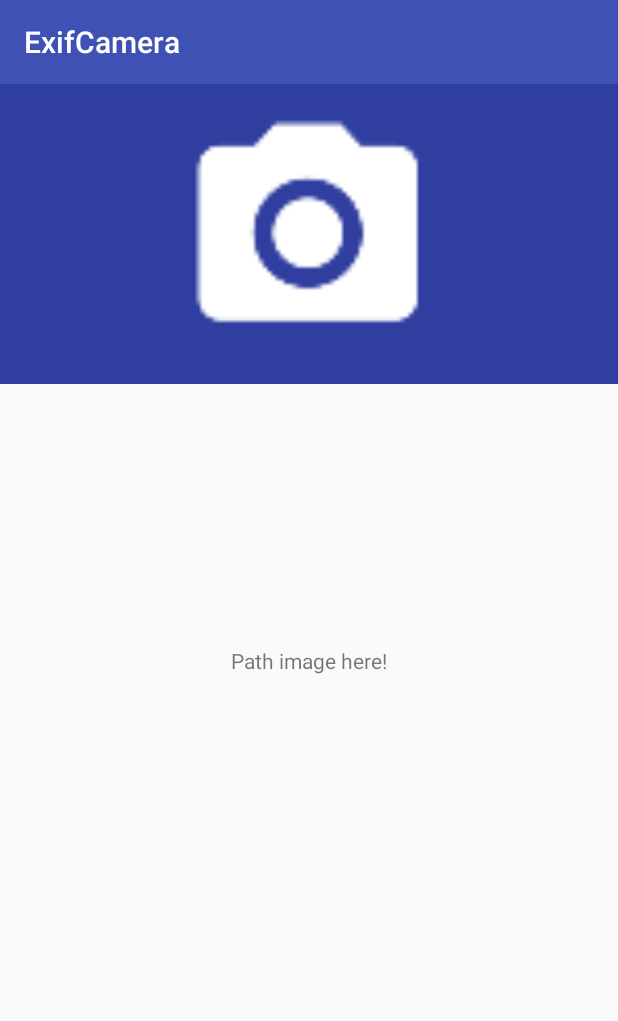
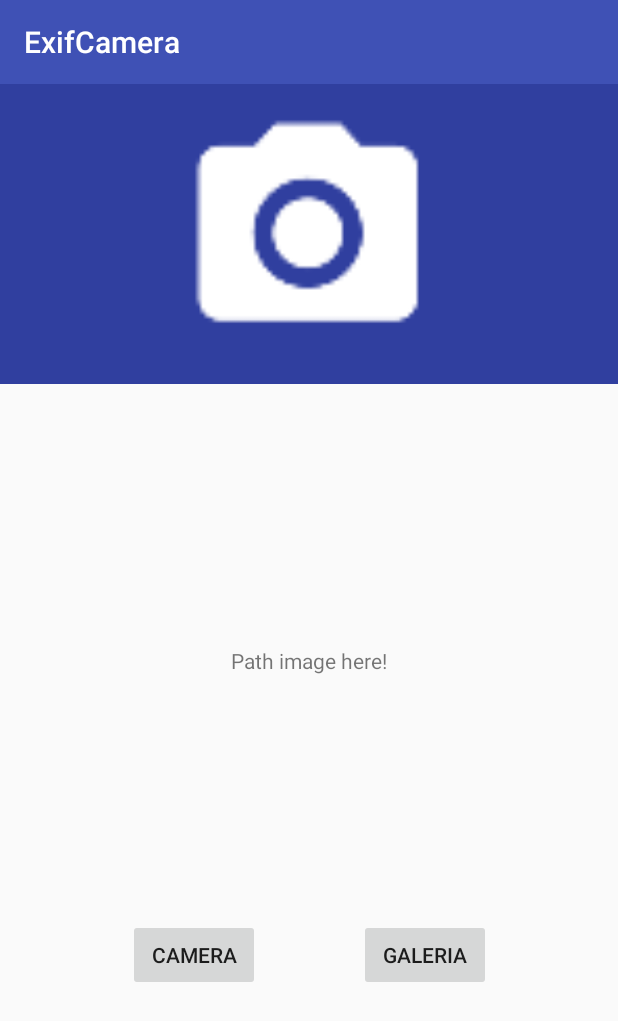
Before and after one commit to kaio-henrique/ExifCamera, an Android app: the screen it shows after launch (MainActivity), on a phone screen of 412 x 824 dp. Shown: the top 1021 px of the screen. Run offline under Robolectric (Android 15) with nearby library versions, the phone set to English and light mode, and no system bars.

Commit message:
Adicionado 2 botões ao layout

```diff
--- a/app/src/main/res/layout/activity_main.xml
+++ b/app/src/main/res/layout/activity_main.xml
@@ -27,6 +27,33 @@
         app:layout_constraintStart_toStartOf="parent"
         app:layout_constraintTop_toTopOf="@+id/imageView" />
 
+    <Button
+        android:id="@+id/btnCamera"
+        android:layout_width="wrap_content"
+        android:layout_height="wrap_content"
+        android:layout_marginBottom="8dp"
+        android:layout_marginEnd="8dp"
+        android:layout_marginStart="8dp"
+        android:layout_marginTop="8dp"
+        android:text="@string/btn_camera"
+        app:layout_constraintBottom_toBottomOf="parent"
+        app:layout_constraintEnd_toEndOf="@+id/pathImage"
+        app:layout_constraintStart_toStartOf="parent"
+        app:layout_constraintTop_toBottomOf="@+id/pathImage" />
+
+    <Button
+        android:id="@+id/btnGallery"
+        android:layout_width="wrap_content"
+        android:layout_height="wrap_content"
+        android:layout_marginBottom="8dp"
+        android:layout_marginEnd="8dp"
+        android:layout_marginStart="8dp"
+        android:layout_marginTop="8dp"
+        android:text="@string/btn_gallery"
+        app:layout_constraintBottom_toBottomOf="parent"
+        app:layout_constraintEnd_toEndOf="parent"
+        app:layout_constraintStart_toStartOf="@+id/pathImage"
+        app:layout_constraintTop_toBottomOf="@+id/pathImage" />
 
 
 </android.support.constraint.ConstraintLayout>
```
